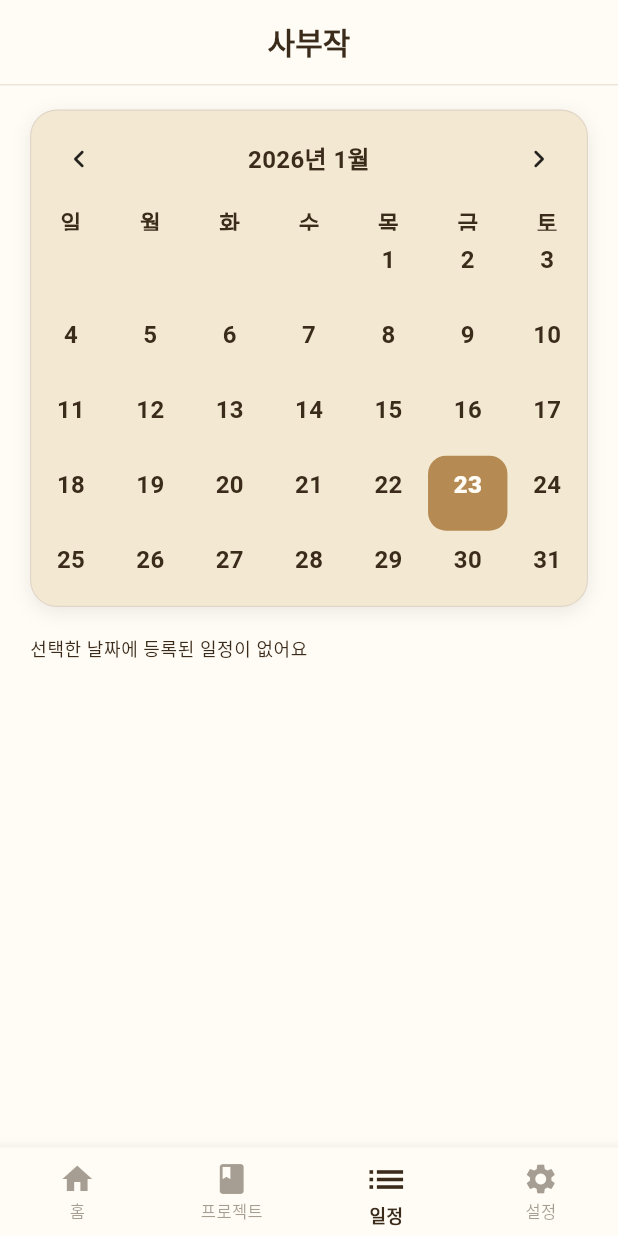
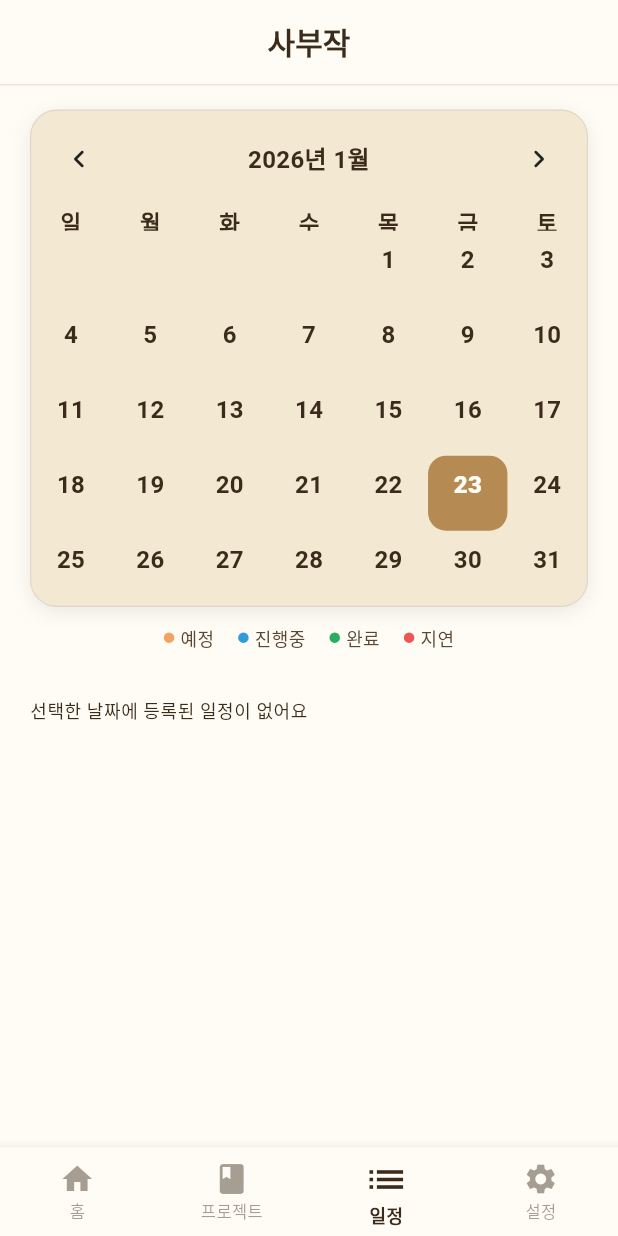
Before and after one commit to elpo94/elpo-book-project, a Flutter app: the screen it shows after launch, item 3 of the bottom bar chosen, on a phone screen of 412 x 824 dp. Run offline on Flutter 3.47's test engine with Material 3 defaults, Android fonts, the phone set to English and light mode, and no system bars; drawn by our look-alikes of table_calendar; our stand-ins replace cloud_firestore, firebase_core, go_router, shared_preferences; accounts and stored records are empty; Roboto replaces fonts that are missing (AritaBuri, Pretendard).

Commit message:
schedule_v2

```diff
--- a/lib/router/app_router.dart
+++ b/lib/router/app_router.dart
@@ -24,7 +24,11 @@ final GoRouter appRouter = GoRouter(
       redirect: (_, __) => '/home',
     ),
     StatefulShellRoute.indexedStack(
-      builder: (context, state, navigationShell) => MainShell(navigationShell: navigationShell),
+      builder: (context, state, navigationShell) {
+        var shellWidget=MainShell(navigationShell: navigationShell);
+        //print('shellWidgetId:${shellWidget.hashCode}#${shellWidget.navigationShell.shellRouteContext.routerState.fullPath}');
+        return shellWidget;
+      },
       branches: [
         StatefulShellBranch(routes: [ GoRoute(path: '/home', builder: (_, __) => const HomeView()) ]),
         StatefulShellBranch(routes: [ GoRoute(path: '/project', builder: (_, __) => const ProjectView()) ]),
--- a/lib/view_models/schedule/schedule_vm.dart
+++ b/lib/view_models/schedule/schedule_vm.dart
@@ -3,50 +3,56 @@ import '../../models/calendar_item.dart';
 import '../../models/project.dart';
 import '../../services/project_service.dart';
 import '../../services/project_store.dart';
+import '../../views/project/widgets/project_status.dart';
 
 class ScheduleVM extends ChangeNotifier {
   final ProjectService _service = ProjectService();
-  final ProjectStore _projectStore; // ✅ 서류함 추가
+  final ProjectStore _projectStore;
 
   DateTime focusedDay = DateTime.now();
   DateTime selectedDay = DateTime.now();
 
-  // ✅ 생성자에서 Store를 받습니다.
   ScheduleVM(this._projectStore) {
+    _projectStore.addListener(_onStoreChanged);
     loadData();
   }
 
-  // 이제 내부에 리스트를 따로 두지 않고 Store의 것을 가져다 씁니다.
   List<ProjectModel> get _allProjects => _projectStore.projects;
 
+  void _onStoreChanged() {
+    notifyListeners();
+  }
+
   Future<void> loadData() async {
-    // 직접 getProjects()를 호출하지 않고 서비스가 Store에 채우게 시킵니다.
     await _service.fetchAndStore(_projectStore);
   }
 
   List<CalendarItem> itemsOf(DateTime day) {
-    final targetDay = DateTime(day.year, day.month, day.day); // 시간 오차 제거
+    final targetDay = DateUtils.dateOnly(day);
+    final today = DateUtils.dateOnly(DateTime.now());
 
-    return _projectStore.projects
-        .where((p) {
-      // ✅ 종료일만 체크하는 대신, 시작일과 종료일 사이인지 확인합니다.
-      final start = DateTime(p.startDate.year, p.startDate.month, p.startDate.day);
-      final end = DateTime(p.endDate.year, p.endDate.month, p.endDate.day);
+    return _projectStore.projects.where((p) {
+      final start = DateUtils.dateOnly(p.startDate);
+      final end = DateUtils.dateOnly(p.endDate);
 
-      return (targetDay.isAtSameMomentAs(start) || targetDay.isAfter(start)) &&
+      final isInRange = (targetDay.isAtSameMomentAs(start) || targetDay.isAfter(start)) &&
           (targetDay.isAtSameMomentAs(end) || targetDay.isBefore(end));
-    })
-        .map((p) => CalendarItem(
+
+      final isOverdueAndVisibleToday = targetDay.isAtSameMomentAs(today) &&
+          end.isBefore(today) &&
+          p.status != ProjectStatus.done;
+
+      return isInRange || isOverdueAndVisibleToday;
+    }).map((p) => CalendarItem(
       id: p.id,
       title: p.name,
       status: p.status,
-      date: p.endDate, // 리스트 표시용 날짜
+      date: p.endDate,
       projectId: p.id,
-    ))
-        .toList();
+      note: p.memo,
+    )).toList();
   }
 
-  // 선택된 날짜에 진행 중인 프로젝트 필터링
   List<ProjectModel> get projectsInSelectedDay {
     return _allProjects.where((p) {
       final start = DateUtils.dateOnly(p.startDate);
@@ -62,10 +68,10 @@ class ScheduleVM extends ChangeNotifier {
     focusedDay = focused;
     notifyListeners();
   }
+
+  @override
+  void dispose() {
+    _projectStore.removeListener(_onStoreChanged);
+    super.dispose();
+  }
 }
-
-// 두 날짜가 같은 날인지 확인 (시간 제외)
-bool isSameDay(DateTime? a, DateTime? b) {
-  if (a == null || b == null) return false;
-  return a.year == b.year && a.month == b.month && a.day == b.day;
-}
--- a/lib/views/schedule/schedule_view.dart
+++ b/lib/views/schedule/schedule_view.dart
@@ -1,4 +1,6 @@
 import 'package:flutter/material.dart';
+import 'package:sabujak_application/views/schedule/widgets/calender_legend.dart';
+import '../project/widgets/project_detail_view.dart';
 import 'widgets/calender_widget.dart';
 import 'widgets/schedule_item_list.dart';
 
@@ -9,10 +11,22 @@ class ScheduleView extends StatelessWidget {
   Widget build(BuildContext context) {
     return ListView(
       padding: const EdgeInsets.fromLTRB(20, 16, 20, 24),
-      children: const [
-        CalendarWidget(),
-        SizedBox(height: 12),
-        ScheduleItemList(),
+      children: [
+        const CalendarWidget(),
+        const ScheduleLegend(),
+        const SizedBox(height: 12),
+        ScheduleItemList(
+          onCardTap: (projectId) {
+            if (projectId.isNotEmpty) {
+              Navigator.push(
+                context,
+                MaterialPageRoute(
+                  builder: (context) => ProjectDetailView(projectId: projectId),
+                ),
+              );
+            }
+          },
+        ),
       ],
     );
   }
--- /dev/null
+++ b/lib/views/schedule/widgets/calender_legend.dart
@@ -0,0 +1,44 @@
+import 'package:flutter/material.dart';
+import '../../../theme/app_colors.dart';
+import '../../project/widgets/project_status.dart';
+
+class ScheduleLegend extends StatelessWidget {
+  const ScheduleLegend({super.key});
+
+  @override
+  Widget build(BuildContext context) {
+    return Padding(
+      padding: const EdgeInsets.symmetric(vertical: 12), // 캘린더와 리스트 사이 적절한 간격
+      child: Row(
+        mainAxisAlignment: MainAxisAlignment.center,
+        children: ProjectDisplayStatus.values.map((status) {
+          return Padding(
+            padding: const EdgeInsets.symmetric(horizontal: 8),
+            child: Row(
+              mainAxisSize: MainAxisSize.min,
+              children: [
+                Container(
+                  width: 7,
+                  height: 7,
+                  decoration: BoxDecoration(
+                    color: status.color,
+                    shape: BoxShape.circle,
+                  ),
+                ),
+                const SizedBox(width: 4),
+                Text(
+                  status.label,
+                  style: const TextStyle(
+                    fontSize: 12,
+                    color: AppColors.mutedOn,
+                    fontWeight: FontWeight.w500,
+                  ),
+                ),
+              ],
+            ),
+          );
+        }).toList(),
+      ),
+    );
+  }
+}
--- a/lib/views/schedule/widgets/calender_widget.dart
+++ b/lib/views/schedule/widgets/calender_widget.dart
@@ -1,7 +1,7 @@
 import 'package:flutter/material.dart';
 import 'package:provider/provider.dart';
 // TableCalendar의 자체 isSameDay를 사용하도록 변경
-import 'package:table_calendar/table_calendar.dart' hide isSameDay;
+import 'package:table_calendar/table_calendar.dart';
 
 import '../../../models/calendar_item.dart';
 import '../../../theme/app_colors.dart';
--- a/lib/views/schedule/widgets/schedule_item_list.dart
+++ b/lib/views/schedule/widgets/schedule_item_list.dart
@@ -1,12 +1,12 @@
 import 'package:flutter/material.dart';
 import 'package:provider/provider.dart';
-
 import '../../../view_models/schedule/schedule_vm.dart';
-import '../../../view_models/schedule_vm.dart' hide ScheduleVM;
 import 'schedule_item_card.dart';
 
 class ScheduleItemList extends StatelessWidget {
-  const ScheduleItemList({super.key});
+  final Function(String projectId)? onCardTap;
+
+  const ScheduleItemList({super.key, this.onCardTap});
 
   @override
   Widget build(BuildContext context) {
@@ -20,7 +20,10 @@ class ScheduleItemList extends StatelessWidget {
     return Column(
       children: [
         for (final item in items) ...[
-          ScheduleItemCard(item: item),
+          ScheduleItemCard(
+            item: item,
+            onTap: () => onCardTap?.call(item.projectId ?? ''),
+          ),
           const SizedBox(height: 10),
         ],
       ],
```
Also changed, not shown: lib/views/home/widgets/today_plan_card.dart (+36 -22 lines), lib/views/home/widgets/today_plan_edit_sheet.dart (+33 -25 lines), lib/views/project/widgets/project_crearte_view.dart (+30 -71 lines), lib/views/project/widgets/project_detail_view.dart (+30 -30 lines), lib/views/schedule/widgets/schedule_item_card.dart (+39 -37 lines).
